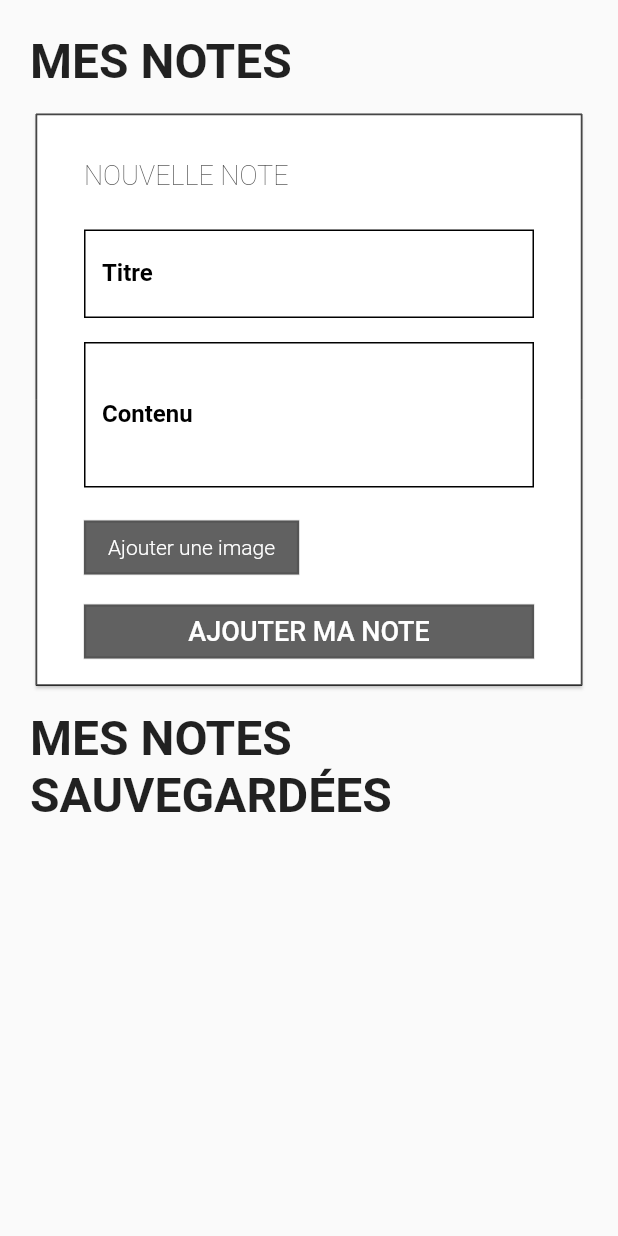
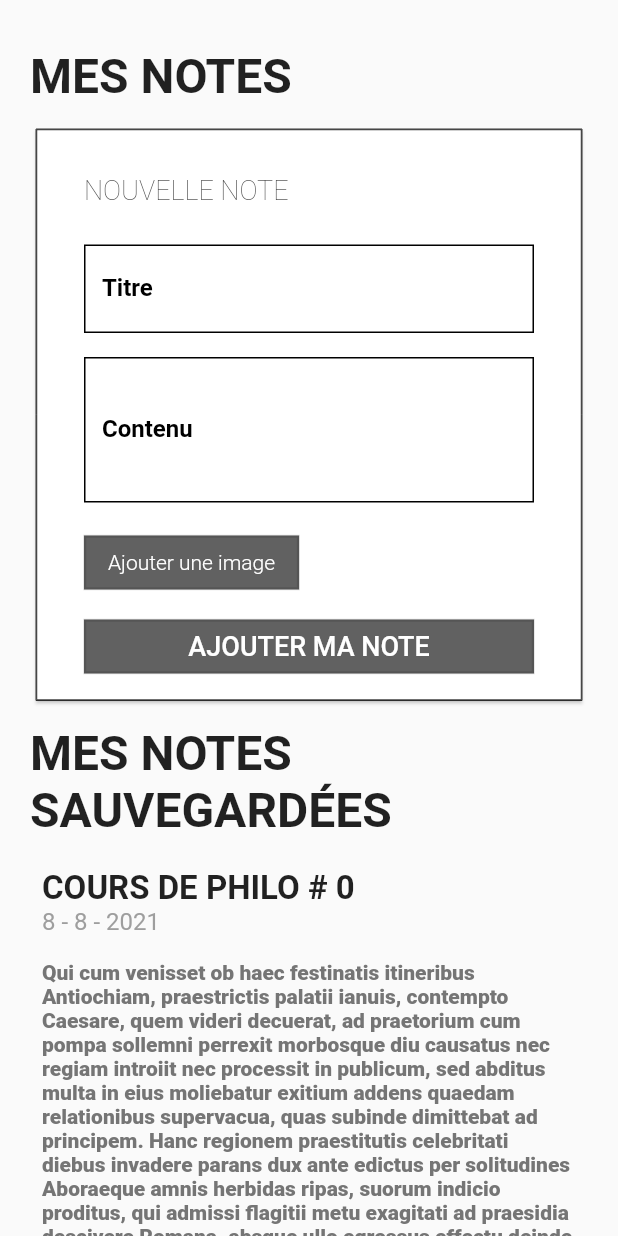
Before and after one commit to VannSup/Tp_final_Flutter, a Flutter app: the screen it shows after launch, on a phone screen of 412 x 824 dp. Run offline on Flutter 3.47's test engine with Material 2 defaults, Android fonts, the light colour scheme and no system bars; our stand-ins replace camera, sqflite; accounts and stored records are empty.

Commit message:
Avancement Tp_noté

```diff
--- a/lib/app/screens/home/home_screen.dart
+++ b/lib/app/screens/home/home_screen.dart
@@ -1,13 +1,13 @@
 import 'package:flutter/material.dart';
 import 'package:tp_final/app/widgets/add_note_form.dart';
+import 'package:tp_final/app/widgets/list_of_note.dart';
 
 class HomeScreen extends StatelessWidget {
   @override
   Widget build(BuildContext context) {
     return Scaffold(
-      body: SafeArea(
-        child: Padding(
-          padding: const EdgeInsets.symmetric(vertical: 10, horizontal: 20),
+      body: SingleChildScrollView(
+        padding: const EdgeInsets.symmetric(vertical: 20, horizontal: 20),
         child: Column(
           crossAxisAlignment: CrossAxisAlignment.start,
           children: [
@@ -38,8 +38,8 @@ class HomeScreen extends StatelessWidget {
                 ),
               ),
             ),
+            ListOfNotes(),
           ],
-          ),
         ),
       ),
     );
--- a/lib/app/widgets/add_note_form.dart
+++ b/lib/app/widgets/add_note_form.dart
@@ -1,7 +1,9 @@
-import 'dart:io';
-
 import 'package:flutter/material.dart';
 import 'package:camera/camera.dart';
+import 'package:flutter/services.dart';
+import 'package:tp_final/app/modules/note/data/repository/note_repository.dart';
+import 'package:tp_final/app/modules/note/model/note_model.dart';
+import 'package:tp_final/app/widgets/loading_element.dart';
 import 'package:tp_final/app/widgets/take_picture_dialog.dart';
 import 'package:tp_final/app/widgets/image_element.dart';
 
@@ -11,12 +13,17 @@ class AddNoteForm extends StatefulWidget {
 }
 
 class _AddNoteFormState extends State<AddNoteForm> {
+  final noteRepository = new NoteRepository();
+
   final _titreController = TextEditingController();
   final _contenuController = TextEditingController();
   final _formKey = GlobalKey<FormState>();
 
-  // Picture scan
+  // Picture path
   String lastPictureStoredResult = '';
+
+  // Is Loading
+  bool isLoading = false;
 
   @override
   void initState() {
@@ -25,7 +32,23 @@ class _AddNoteFormState extends State<AddNoteForm> {
 
   AutovalidateMode _autoValidateForm = AutovalidateMode.disabled;
 
-  void addMyNote() async {}
+  void addMyNote() async {
+    changeIsLoadingValue();
+
+    await Future.delayed(const Duration(seconds: 5), () => "5");
+
+    Note noteToSave = new Note(
+      title: _titreController.text,
+      dateTime: DateTime.now(),
+      contenu: _contenuController.text,
+      picturePath: lastPictureStoredResult,
+    );
+
+    print(noteToSave.toJson().toString());
+
+    noteRepository.saveNote(noteToSave);
+    changeIsLoadingValue();
+  }
 
   Future _showMyDialog() async {
     XFile? res = await showDialog(
@@ -55,9 +78,19 @@ class _AddNoteFormState extends State<AddNoteForm> {
     });
   }
 
+  changeIsLoadingValue() {
+    setState(() {
+      isLoading = !isLoading;
+    });
+  }
+
   @override
   Widget build(BuildContext context) {
-    return Card(
+    return isLoading
+        ? LoadingElement(
+            height: 300,
+          )
+        : Card(
             shape: BeveledRectangleBorder(
               side: BorderSide(
                 color: Colors.black,
--- /dev/null
+++ b/lib/app/widgets/list_of_note.dart
@@ -0,0 +1,92 @@
+import 'package:flutter/material.dart';
+import 'package:tp_final/app/modules/note/data/repository/note_repository.dart';
+import 'package:tp_final/app/modules/note/model/note_model.dart';
+import 'package:tp_final/app/widgets/note_adapter.dart';
+
+class ListOfNotes extends StatefulWidget {
+  @override
+  _ListOfNotesState createState() => _ListOfNotesState();
+}
+
+class _ListOfNotesState extends State<ListOfNotes> {
+  final noteRepository = new NoteRepository();
+
+  List<Note> notes = /*[]*/ [
+    new Note(
+        title: 'COURS DE PHILO',
+        dateTime: DateTime.now(),
+        contenu:
+            'Qui cum venisset ob haec festinatis itineribus Antiochiam, praestrictis palatii ianuis, contempto Caesare, quem videri decuerat, ad praetorium cum pompa sollemni perrexit morbosque diu causatus nec regiam introiit nec processit in publicum, sed abditus multa in eius moliebatur exitium addens quaedam relationibus supervacua, quas subinde dimittebat ad principem. Hanc regionem praestitutis celebritati diebus invadere parans dux ante edictus per solitudines Aboraeque amnis herbidas ripas, suorum indicio proditus, qui admissi flagitii metu exagitati ad praesidia descivere Romana. absque ullo egressus effectu deinde tabescebat immobilis.Ideo urbs venerabilis post superbas efferatarum gentium cervices oppressas latasque leges fundamenta libertatis et retinacula sempiterna velut frugi parens et prudens et dives Caesaribus tamquam liberis suis regenda patrimonii iura permisit.',
+        picturePath: '',
+        id: 0),
+    new Note(
+        title: 'COURS DE PHILO',
+        dateTime: DateTime.now(),
+        contenu:
+            'Qui cum venisset ob haec festinatis itineribus Antiochiam, praestrictis palatii ianuis, contempto Caesare, quem videri decuerat, ad praetorium cum pompa sollemni perrexit morbosque diu causatus nec regiam introiit nec processit in publicum, sed abditus multa in eius moliebatur exitium addens quaedam relationibus supervacua, quas subinde dimittebat ad principem. Hanc regionem praestitutis celebritati diebus invadere parans dux ante edictus per solitudines Aboraeque amnis herbidas ripas, suorum indicio proditus, qui admissi flagitii metu exagitati ad praesidia descivere Romana. absque ullo egressus effectu deinde tabescebat immobilis.Ideo urbs venerabilis post superbas efferatarum gentium cervices oppressas latasque leges fundamenta libertatis et retinacula sempiterna velut frugi parens et prudens et dives Caesaribus tamquam liberis suis regenda patrimonii iura permisit.',
+        picturePath: '',
+        id: 1),
+    new Note(
+        title: 'COURS DE PHILO',
+        dateTime: DateTime.now(),
+        contenu:
+            'Qui cum venisset ob haec festinatis itineribus Antiochiam, praestrictis palatii ianuis, contempto Caesare, quem videri decuerat, ad praetorium cum pompa sollemni perrexit morbosque diu causatus nec regiam introiit nec processit in publicum, sed abditus multa in eius moliebatur exitium addens quaedam relationibus supervacua, quas subinde dimittebat ad principem. Hanc regionem praestitutis celebritati diebus invadere parans dux ante edictus per solitudines Aboraeque amnis herbidas ripas, suorum indicio proditus, qui admissi flagitii metu exagitati ad praesidia descivere Romana. absque ullo egressus effectu deinde tabescebat immobilis.Ideo urbs venerabilis post superbas efferatarum gentium cervices oppressas latasque leges fundamenta libertatis et retinacula sempiterna velut frugi parens et prudens et dives Caesaribus tamquam liberis suis regenda patrimonii iura permisit.',
+        picturePath:
+            '', //'/data/user/0/com.example.tp_final/cache/CAP6536044492856940831.jpg',
+        id: 2)
+  ];
+
+  /*notesValueChange() async {
+    setState(() {
+      noteRepository.retrieve().then((value) => notes.addAll(value));
+    });
+  }
+
+  deleteAllNote() async {
+    noteRepository.deleteAllNote();
+  }*/
+
+  @override
+  void initState() {
+    super.initState();
+  }
+
+  @override
+  Widget build(BuildContext context) {
+    return Column(
+      children: [
+        /*OutlinedButton(
+          style: OutlinedButton.styleFrom(
+            backgroundColor: Colors.grey.shade700,
+            shape: BeveledRectangleBorder(),
+          ),
+          onPressed: notesValueChange,
+          child: Text(
+            'Teste',
+            style: TextStyle(
+              color: Colors.white,
+              fontWeight: FontWeight.w300,
+            ),
+          ),
+        ),
+        OutlinedButton(
+          style: OutlinedButton.styleFrom(
+            backgroundColor: Colors.grey.shade700,
+            shape: BeveledRectangleBorder(),
+          ),
+          onPressed: deleteAllNote,
+          child: Text(
+            'Delete',
+            style: TextStyle(
+              color: Colors.white,
+              fontWeight: FontWeight.w300,
+            ),
+          ),
+        ),*/
+        Column(
+          children: notes.map((note) => NoteAdapter(note: note)).toList(),
+        )
+      ],
+    );
+  }
+}
--- /dev/null
+++ b/lib/app/widgets/note_adapter.dart
@@ -0,0 +1,59 @@
+import 'package:flutter/material.dart';
+import 'package:tp_final/app/modules/note/model/note_model.dart';
+import 'package:tp_final/app/widgets/image_element.dart';
+
+class NoteAdapter extends StatelessWidget {
+  const NoteAdapter({required this.note});
+
+  final Note note;
+
+  @override
+  Widget build(BuildContext context) {
+    return Padding(
+      padding: const EdgeInsets.all(8.0),
+      child: Container(
+        child: Column(
+          crossAxisAlignment: CrossAxisAlignment.start,
+          children: [
+            Text(
+              '${note.title} # ${note.id} ',
+              style: TextStyle(fontSize: 22, fontWeight: FontWeight.bold),
+            ),
+            Text(
+                '${note.dateTime.day} - ${note.dateTime.month + 1} - ${note.dateTime.year}',
+                style: TextStyle(fontSize: 16, color: Colors.grey)),
+            Padding(
+              padding: const EdgeInsets.symmetric(vertical: 16),
+              child: Text(
+                note.contenu,
+                style: TextStyle(
+                    fontSize: 14,
+                    fontWeight: FontWeight.w800,
+                    color: Colors.grey.shade600),
+              ),
+            ),
+            Padding(
+              padding: const EdgeInsets.symmetric(vertical: 16),
+              child: note.picturePath.isNotEmpty
+                  ? ImageElement(
+                      imagePath: note.picturePath,
+                      height: 150,
+                      width: 400,
+                      radius: 0,
+                    )
+                  : Container(),
+            ),
+            Padding(
+              padding: const EdgeInsets.symmetric(vertical: 16),
+              child: Container(
+                width: 250,
+                height: 4,
+                color: Colors.black,
+              ),
+            ),
+          ],
+        ),
+      ),
+    );
+  }
+}
```
Also changed, not shown: lib/app/modules/note/data/provider/note_db_provider.dart (added, +63 -0 lines), lib/app/modules/note/data/repository/note_repository.dart (added, +22 -0 lines), lib/app/widgets/image_element.dart (+8 -3 lines), lib/app/widgets/loading_element.dart (added, +32 -0 lines), lib/app/modules/note/model/note_model.dart (renamed from lib/app/modules/notes/model/note_model.dart). Lines whose indentation alone changed are shown as unchanged.
